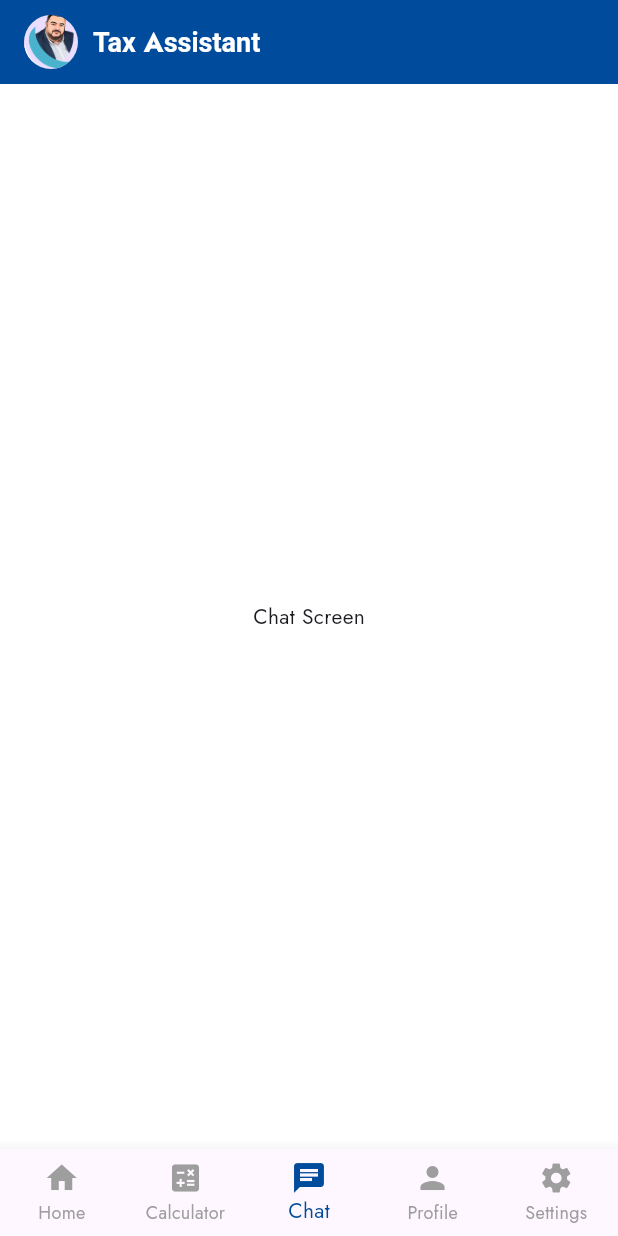
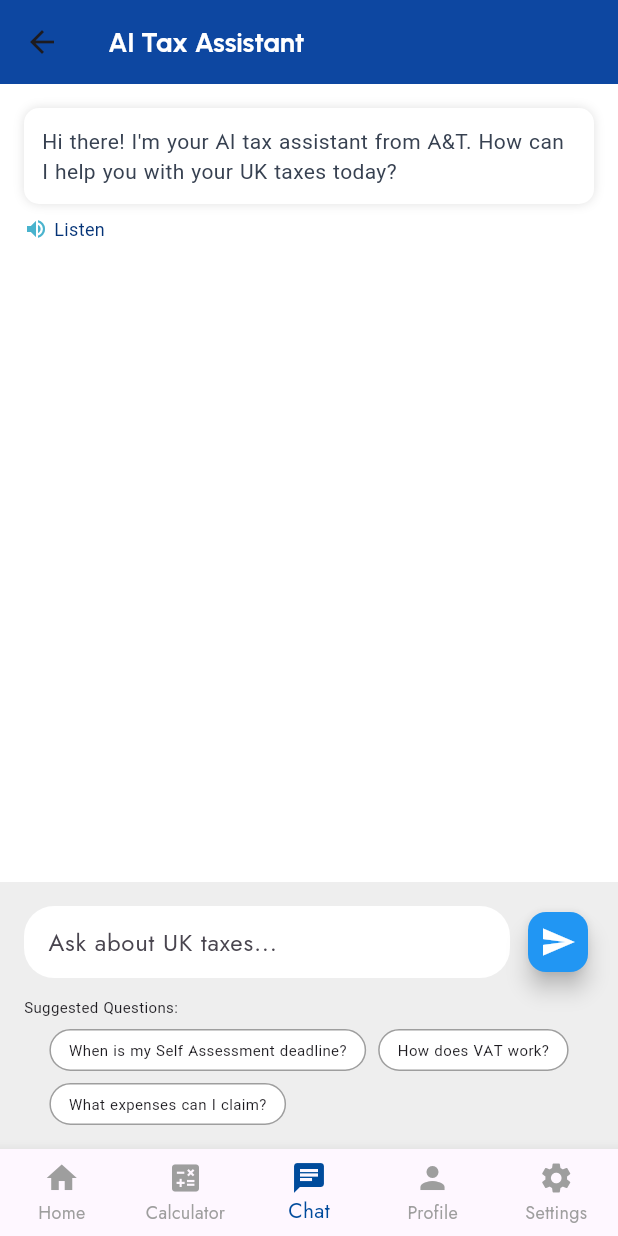
Before and after one commit to leohmq12/taxbuddy, a Flutter app: the HomeScreen screen opened directly, item 3 of the bottom bar chosen, on a phone screen of 412 x 824 dp. Run offline on Flutter 3.47's test engine with Material 3 defaults, Android fonts, the phone set to English and light mode, and no system bars; our stand-ins replace firebase_auth, firebase_core, google_fonts; accounts and stored records are empty.

Commit message:
new files

```diff
--- a/lib/routes/app_routes.dart
+++ b/lib/routes/app_routes.dart
@@ -9,7 +9,7 @@ import '../screens/splash_screens/home.dart';
 import '../screens/splash_screens/tax_calculator.dart';
 import '../screens/splash_screens/settings.dart';
 import '../screens/splash_screens/profile.dart';
-import '../screens/splash_screens/splash_screen11.dart';
+import '../screens/splash_screens/chatscreen.dart';
 import '../screens/auth/login.dart';
 import '../screens/auth/signup.dart';
 
--- /dev/null
+++ b/lib/screens/splash_screens/chatscreen.dart
@@ -0,0 +1,159 @@
+import 'package:flutter/material.dart';
+import 'package:google_fonts/google_fonts.dart';
+
+class ChatScreen extends StatefulWidget {
+  const ChatScreen({super.key});
+
+  @override
+  _ChatScreenState createState() => _ChatScreenState();
+}
+
+class _ChatScreenState extends State<ChatScreen> {
+  final TextEditingController _textController = TextEditingController();
+
+  @override
+  Widget build(BuildContext context) {
+    return Scaffold(
+      backgroundColor: Colors.white,
+      appBar: AppBar(
+        backgroundColor: Colors.blue[900], // Dark blue app bar
+        title: Text(
+          "AI Tax Assistant",
+          style: GoogleFonts.urbanist(
+            fontSize: 18,
+            fontWeight: FontWeight.bold,
+            color: Colors.white,
+          ),
+        ),
+      ),
+      body: Column(
+        children: [
+          // Chat Bubble
+          Expanded(
+            child: Padding(
+              padding: const EdgeInsets.all(16.0),
+              child: Align(
+                alignment: Alignment.topLeft,
+                child: Column(
+                  crossAxisAlignment: CrossAxisAlignment.start,
+                  children: [
+                    Container(
+                      padding: const EdgeInsets.all(12),
+                      decoration: BoxDecoration(
+                        color: Colors.white,
+                        borderRadius: BorderRadius.circular(10),
+                        boxShadow: const [
+                          BoxShadow(color: Colors.black12, blurRadius: 5),
+                        ],
+                      ),
+                      child: const Text(
+                        "Hi there! I'm your AI tax assistant from A&T. How can I help you with your UK taxes today?",
+                        style: TextStyle(fontSize: 14, fontFamily: 'OakSans', fontWeight: FontWeight.normal, color: Color(0xFF374151),),
+                      ),
+                    ),
+                    const SizedBox(height: 8),
+                    GestureDetector(
+                      onTap: () {},
+                      child: const Row(
+                        children: [
+                          Icon(Icons.volume_up, size: 16, color: Color(0xFF49B3CD)),
+                          SizedBox(width: 4),
+                          Text(
+                            "Listen",
+                            style: TextStyle(
+                              fontSize: 12,
+                              fontFamily: 'OakSans',
+                              fontWeight: FontWeight.w400,
+                              color: Color(0xFF043377),
+                            ),
+                          ),
+                        ],
+                      ),
+                    ),
+                  ],
+                ),
+              ),
+            ),
+          ),
+
+          // Message Input & Suggested Questions
+          Container(
+            padding: const EdgeInsets.all(16),
+            color: Colors.grey[200], // Light gray background
+            child: Column(
+              children: [
+                // Input Field
+                Row(
+                  children: [
+                    Expanded(
+                      child: TextField(
+                        controller: _textController,
+                        decoration: InputDecoration(
+                          hintText: "Ask about UK taxes...",
+                          fillColor: Colors.white,
+                          filled: true,
+                          contentPadding:
+                          const EdgeInsets.symmetric(horizontal: 12),
+                          border: OutlineInputBorder(
+                            borderRadius: BorderRadius.circular(20),
+                            borderSide: BorderSide.none,
+                          ),
+                        ),
+                      ),
+                    ),
+                    const SizedBox(width: 8),
+                    FloatingActionButton(
+                      onPressed: () {}, // Add chat send functionality later
+                      backgroundColor: Colors.blue,
+                      mini: true,
+                      child: const Icon(Icons.send, color: Colors.white),
+                    ),
+                  ],
+                ),
+                const SizedBox(height: 12),
+
+                // Suggested Questions
+                const Align(
+                  alignment: Alignment.centerLeft,
+                  child: Text(
+                    "Suggested Questions:",
+                    style: TextStyle(fontSize: 10,fontFamily: 'OakSans', fontWeight: FontWeight.normal),
+                  ),
+                ),
+                const SizedBox(height: 8),
+                Wrap(
+                  spacing: 8,
+                  runSpacing: 8,
+                  children: [
+                    _buildQuestionChip("When is my Self Assessment deadline?"),
+                    _buildQuestionChip("How does VAT work?"),
+                    _buildQuestionChip("What expenses can I claim?"),
+                  ],
+                ),
+              ],
+            ),
+          ),
+        ],
+      ),
+    );
+  }
+
+  // Function to build question chips
+  Widget _buildQuestionChip(String text) {
+    return GestureDetector(
+      onTap: () {}, // Add functionality later
+      child: Container(
+        padding: const EdgeInsets.symmetric(vertical: 6, horizontal: 12),
+        decoration: BoxDecoration(
+          color: Colors.white,
+          borderRadius: BorderRadius.circular(20),
+          border: Border.all(color: Colors.grey),
+        ),
+        child: Text(
+          text,
+          style: const TextStyle(fontSize: 10,fontFamily: 'OakSans', fontWeight: FontWeight.normal),
+        ),
+      ),
+    );
+  }
+}
--- a/lib/screens/splash_screens/home.dart
+++ b/lib/screens/splash_screens/home.dart
@@ -2,6 +2,7 @@ import 'package:flutter/material.dart';
 import '../splash_screens/tax_calculator.dart';
 import '../splash_screens/settings.dart';
 import '../splash_screens/profile.dart';
+import '../splash_screens/chatscreen.dart';
 
 class HomeScreen extends StatefulWidget {
   const HomeScreen({super.key});
@@ -14,11 +15,39 @@ class _HomeScreenState extends State<HomeScreen> {
   int _selectedIndex = 0; // Tracks the active tab index
 
   final List<Widget> _screens = [
-    const HomeContent(), // Home Content
-    const TaxCalculatorScreen(), // Tax Calculator
-    Center(child: Text('Chat Screen')), // Placeholder for Chat
-    const ProfileScreen(), // Placeholder for Profile
-    const SettingsScreen(), // Placeholder for Settings
+    /// ✅ Home Screen with **AppBar**
+    Scaffold(
+      appBar: AppBar(
+        backgroundColor: const Color(0xFF004B9C),
+        elevation: 0,
+        automaticallyImplyLeading: false,
+        title: Row(
+          children: [
+            const CircleAvatar(
+              backgroundImage: AssetImage('assets/images/image1.png'),
+              radius: 18,
+            ),
+            const SizedBox(width: 10),
+            const Text(
+              'Tax Assistant',
+              style: TextStyle(
+                color: Colors.white,
+                fontSize: 18,
+                fontFamily: 'OakSans',
+                fontWeight: FontWeight.bold,
+              ),
+            ),
+          ],
+        ),
+      ),
+      body: const HomeContent(),
+    ),
+
+    /// ✅ Other Screens (No AppBar)
+    const TaxCalculatorScreen(),
+    const ChatScreen(),
+    const ProfileScreen(),
+    const SettingsScreen(),
   ];
 
   void _onItemTapped(int index) {
@@ -42,29 +71,6 @@ class _HomeScreenState extends State<HomeScreen> {
       },
       child: Scaffold(
         backgroundColor: Colors.white,
-        appBar: AppBar(
-          backgroundColor: const Color(0xFF004B9C),
-          elevation: 0,
-          automaticallyImplyLeading: false,
-          title: Row(
-            children: [
-              const CircleAvatar(
-                backgroundImage: AssetImage('assets/images/image1.png'),
-                radius: 18,
-              ),
-              const SizedBox(width: 10),
-              const Text(
-                'Tax Assistant',
-                style: TextStyle(
-                  color: Colors.white,
-                  fontSize: 18,
-                  fontFamily: 'OakSans',
-                  fontWeight: FontWeight.bold,
-                ),
-              ),
-            ],
-          ),
-        ),
         body: IndexedStack(
           index: _selectedIndex,
           children: _screens,
```
Also changed, not shown: lib/backend/auth/auth_service.dart (added, +114 -0 lines), lib/main.dart (+13 -2 lines), lib/screens/splash_screens/profile.dart (+12 -0 lines), lib/screens/splash_screens/settings.dart (+12 -0 lines), lib/screens/splash_screens/tax_calculator.dart (+12 -0 lines), lib/backend/auth/user_model.dart (added), lib/backend/chat_ai/chat_model.dart (added), lib/backend/chat_ai/chat_service.dart (added), lib/backend/search/search_service.dart (added), lib/backend/tax/tax_model.dart (added), lib/backend/tax/tax_service.dart (added), 3 other files.
